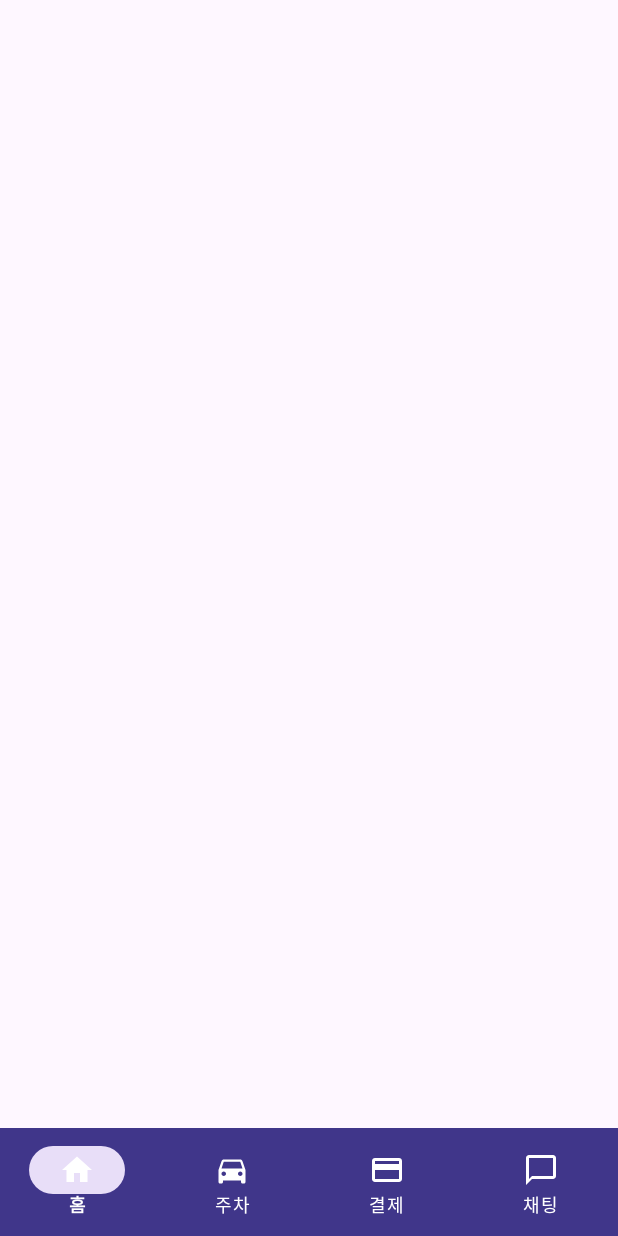
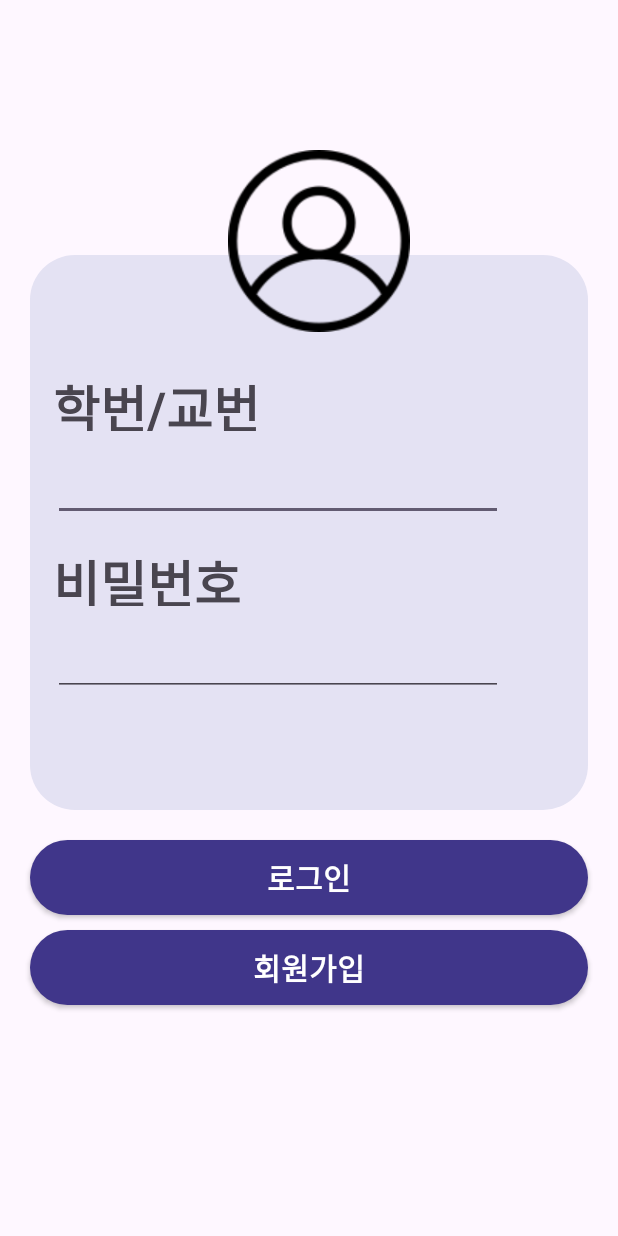
Before and after one commit to JustinLee02/OOP_TEAM1, an Android app: the screen it shows after launch (BottomNavigationActivity before the commit, LoginActivity after it), on a phone screen of 412 x 824 dp. Run offline under Robolectric (Android 15) with nearby library versions, the phone set to English and light mode, and no system bars; our stand-ins replace Firebase (no records; nobody signed in at launch, a user with empty details on screens opened directly).

Commit message:
#37 Feat: 로그인 구현

```diff
--- /dev/null
+++ b/KAUPark/app/src/main/java/com/example/kaupark/activity/LoginActivity.kt
@@ -0,0 +1,63 @@
+package com.example.kaupark.activity
+
+import android.content.Intent
+import android.os.Bundle
+import android.widget.Button
+import android.widget.EditText
+import android.widget.Toast
+import androidx.appcompat.app.AppCompatActivity
+import com.example.kaupark.R
+import com.example.kaupark.databinding.ActivityLoginBinding
+import com.google.firebase.auth.FirebaseAuth
+
+class LoginActivity : AppCompatActivity() {
+
+    private lateinit var auth: FirebaseAuth
+
+    override fun onCreate(savedInstanceState: Bundle?) {
+        super.onCreate(savedInstanceState)
+
+        val binding = ActivityLoginBinding.inflate(layoutInflater)
+        setContentView(binding.root)
+
+//        binding.signinbutton.setOnClickListener {
+//            val intent = Intent(this, BottomNavigationActivity::class.java)
+//            startActivity(intent)
+//        }
+
+        binding.signupbutton.setOnClickListener {
+            val intent = Intent(this, SignupActivity::class.java)
+            startActivity(intent)
+        }
+
+        auth = FirebaseAuth.getInstance()
+        val loginButton: Button = findViewById(R.id.signinbutton)
+
+        loginButton.setOnClickListener {
+            loginUser()
+        }
+    }
+
+    private fun loginUser() {
+        val email = findViewById<EditText>(R.id.idtextfield).text.toString()
+        val password = findViewById<EditText>(R.id.pwtextfield).text.toString()
+
+        auth.signInWithEmailAndPassword(email, password)
+            .addOnCompleteListener(this) { task ->
+                if(task.isSuccessful) {
+                    val user = auth.currentUser
+                    Toast.makeText(this, "로그인 성공", Toast.LENGTH_SHORT).show()
+                    navigateToHomeActivity()
+                } else {
+                    Toast.makeText(this, "로그인 실패: ${task.exception?.message}", Toast.LENGTH_SHORT).show()
+                }
+            }
+
+    }
+
+    private fun navigateToHomeActivity() {
+        val intent = Intent(this, BottomNavigationActivity::class.java)
+        startActivity(intent)
+        finish()
+    }
+}
--- /dev/null
+++ b/KAUPark/app/src/main/res/drawable/rounded_all_corners_login.xml
@@ -0,0 +1,13 @@
+<?xml version="1.0" encoding="utf-8"?>
+<shape xmlns:android="http://schemas.android.com/apk/res/android">
+    <solid
+        android:color="#e4e2f3"
+        />
+
+    <corners
+        android:topLeftRadius="30dp"
+        android:topRightRadius="30dp"
+        android:bottomLeftRadius="30dp"
+        android:bottomRightRadius="30dp"
+        />
+</shape>
--- /dev/null
+++ b/KAUPark/app/src/main/res/drawable/rounded_all_corners_loginpassword_button.xml
@@ -0,0 +1,13 @@
+<?xml version="1.0" encoding="utf-8"?>
+<shape xmlns:android="http://schemas.android.com/apk/res/android">
+    <solid
+        android:color="#40368A"
+        />
+
+    <corners
+        android:topLeftRadius="30dp"
+        android:topRightRadius="30dp"
+        android:bottomLeftRadius="30dp"
+        android:bottomRightRadius="30dp"
+        />
+</shape>
--- /dev/null
+++ b/KAUPark/app/src/main/res/layout/activity_login.xml
@@ -0,0 +1,115 @@
+<?xml version="1.0" encoding="utf-8"?>
+<androidx.constraintlayout.widget.ConstraintLayout xmlns:android="http://schemas.android.com/apk/res/android"
+    xmlns:app="http://schemas.android.com/apk/res-auto"
+    xmlns:tools="http://schemas.android.com/tools"
+    android:id="@+id/frameLayout4"
+    android:layout_width="match_parent"
+    android:layout_height="match_parent"
+    tools:context=".fragment.LoginFragment">
+
+    <View
+        android:id="@+id/loginView"
+        android:layout_width="372dp"
+        android:layout_height="370dp"
+        android:layout_marginTop="170dp"
+        android:layout_marginStart="0dp"
+        android:layout_marginEnd="0dp"
+        app:layout_constraintTop_toTopOf="parent"
+        app:layout_constraintStart_toStartOf="parent"
+        app:layout_constraintEnd_toEndOf="parent"
+        android:background="@drawable/rounded_all_corners_login"
+        />
+
+    <ImageView
+        android:id="@+id/loginuser"
+        android:layout_width="121dp"
+        android:layout_height="121dp"
+        android:src="@drawable/user"
+        android:layout_marginTop="-70dp"
+        android:layout_marginStart="132dp"
+        app:layout_constraintTop_toTopOf="@id/loginView"
+        app:layout_constraintStart_toStartOf="@id/loginView"
+        />
+
+    <TextView
+        android:id="@+id/studentid"
+        android:layout_width="179dp"
+        android:layout_height="41dp"
+        android:text="학번/교번"
+        android:textStyle="bold"
+        android:textSize="34sp"
+        android:layout_marginTop="76dp"
+        android:layout_marginStart="15dp"
+        app:layout_constraintTop_toTopOf="@id/loginView"
+        app:layout_constraintStart_toStartOf="@id/loginView"
+        />
+
+    <EditText
+        android:id="@+id/idtextfield"
+        android:layout_width="300dp"
+        android:layout_height="50dp"
+        android:layout_marginTop="10dp"
+        android:layout_marginStart="0dp"
+        app:layout_constraintTop_toBottomOf="@id/studentid"
+        app:layout_constraintStart_toStartOf="@id/studentid"
+        />
+
+    <TextView
+        android:id="@+id/studentpassword"
+        android:layout_width="179dp"
+        android:layout_height="41dp"
+        android:text="비밀번호"
+        android:textStyle="bold"
+        android:textSize="34sp"
+        android:layout_marginTop="15dp"
+        android:layout_marginStart="0dp"
+        app:layout_constraintTop_toBottomOf="@id/idtextfield"
+        app:layout_constraintStart_toStartOf="@id/studentid"
+        />
+
+    <EditText
+        android:id="@+id/pwtextfield"
+        android:layout_width="300dp"
+        android:layout_height="50dp"
+        android:layout_marginTop="10dp"
+        android:layout_marginStart="0dp"
+        app:layout_constraintTop_toBottomOf="@id/studentpassword"
+        app:layout_constraintStart_toStartOf="@id/studentpassword"
+        />
+
+    <androidx.appcompat.widget.AppCompatButton
+        android:id="@+id/signinbutton"
+        android:layout_width="0dp"
+        android:layout_height="50dp"
+        android:layout_marginTop="20dp"
+        android:layout_marginStart="0dp"
+        android:text="로그인"
+        android:textColor="@color/white"
+        android:textStyle="bold"
+        android:textSize="20sp"
+        app:layout_constraintTop_toBottomOf="@id/loginView"
+        app:layout_constraintStart_toStartOf="@id/loginView"
+        app:layout_constraintEnd_toEndOf="@id/loginView"
+        android:background="@drawable/rounded_all_corners_loginpassword_button"
+        />
+
+    <androidx.appcompat.widget.AppCompatButton
+        android:id="@+id/signupbutton"
+        android:layout_width="0dp"
+        android:layout_height="50dp"
+        android:layout_marginTop="10dp"
+        android:layout_marginStart="0dp"
+        android:text="회원가입"
+        android:textColor="@color/white"
+        android:textStyle="bold"
+        android:textSize="20sp"
+        app:layout_constraintTop_toBottomOf="@id/signinbutton"
+        app:layout_constraintStart_toStartOf="@id/loginView"
+        app:layout_constraintEnd_toEndOf="@id/loginView"
+        android:background="@drawable/rounded_all_corners_loginpassword_button"
+        />
+
+
+
+
+</androidx.constraintlayout.widget.ConstraintLayout>
```
Also changed, not shown: KAUPark/app/src/main/AndroidManifest.xml (+8 -7 lines), KAUPark/app/src/main/java/com/example/kaupark/activity/HomeActivity.kt (deleted, +0 -42 lines), KAUPark/app/src/main/java/com/example/kaupark/activity/SignupActivity.kt (added, +88 -0 lines), KAUPark/app/src/main/java/com/example/kaupark/fragment/HomeView.kt (+31 -2 lines), KAUPark/app/src/main/java/com/example/kaupark/fragment/LoginFragment.kt (added, +24 -0 lines), KAUPark/app/src/main/res/drawable/signupbutton.xml (added, +18 -0 lines), KAUPark/app/src/main/res/layout/activity_signup.xml (added, +204 -0 lines), 155 other files.
